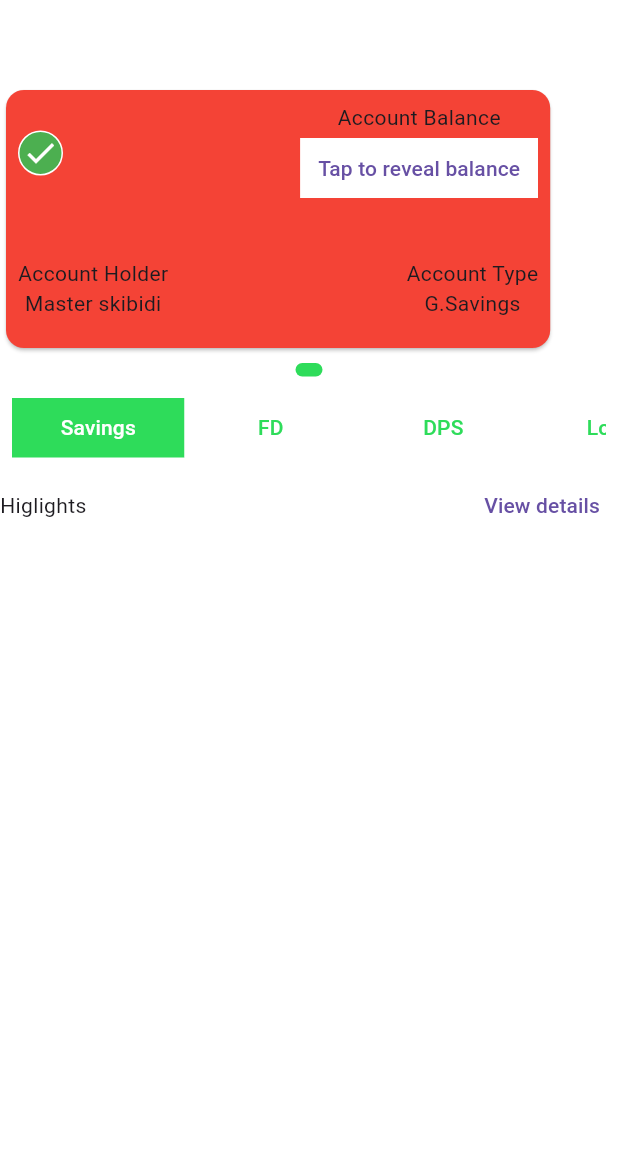
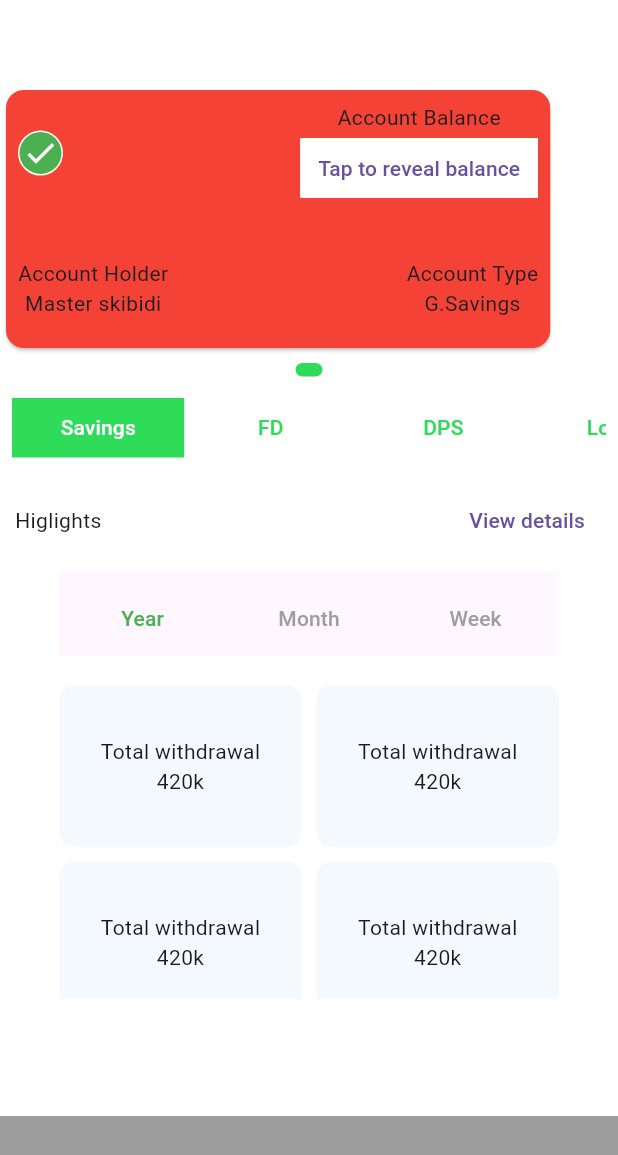
Before and after one commit to ridwan1178/rupali_bank_demo, a Flutter app: the Homepage screen opened by its route, on a phone screen of 412 x 824 dp. Shown: the top 1155 px of the screen. Run offline on Flutter 3.47's test engine with Material 3 defaults, Android fonts, the phone set to English and light mode, and no system bars; drawn by our look-alikes of dots_indicator; our stand-ins replace flutter_easyloading, go_router; generated files the repository leaves out were written again.

Commit message:
added static highlights, needs work on dynamic+ani

```diff
--- a/lib/core/configs/app_attribute_constants.dart
+++ b/lib/core/configs/app_attribute_constants.dart
@@ -2,5 +2,7 @@ class AppAttributeConstants {
   //constants
   static const String generalSavings = "GS";
   static const String fixedDeposit = "FD";
-  static const String common = "CM";
+  static const String cards = "CD";
+  static const String loan = "LN";
+  static const String dps = "DPS";
 }
--- /dev/null
+++ b/lib/homepage/highlights/general_savings_highlights.dart
@@ -0,0 +1,108 @@
+import 'package:flutter/material.dart';
+
+
+class GeneralSavingsHighlights extends StatelessWidget {
+  //final  List<dynamic> data;
+  const GeneralSavingsHighlights({super.key});
+
+  @override
+  Widget build(BuildContext context) {
+    return highlights();
+  }
+
+  Widget highlights() {
+    return Expanded(
+      child: SizedBox(
+        height: 305,
+        width: 333,
+        child: DefaultTabController(
+          length: 3,
+          child: Scaffold(
+            appBar: AppBar(
+              flexibleSpace: const Column(
+                mainAxisAlignment: MainAxisAlignment.end,
+                children: <Widget>[
+                  TabBar(
+                    labelColor: Colors.green,
+                    unselectedLabelColor: Colors.grey,
+                    // padding: EdgeInsets.all(4),
+                    dividerColor: Colors.transparent,
+                    indicatorColor: Colors.transparent,
+                    indicatorSize: null,
+                    tabs: [
+                      Tab(text: "Year"),
+                      Tab(text: "Month"),
+                      Tab(text: "Week"),
+                    ],
+                  )
+                ],
+              ),
+            ),
+            body: Padding(
+              padding: const EdgeInsets.symmetric(vertical: 20),
+              child: TabBarView(
+                children: [gridView(4), gridView(5), gridView(3)],
+              ),
+            ),
+          ),
+        ),
+      ),
+    );
+  }
+
+  Widget gridView(int count) {
+    List<Widget> items = [];
+    for (var i = 0; i < count; i++) {
+      items.add(Container(
+        height: 45,
+        width: 75,
+        decoration: BoxDecoration(
+          color: const Color.fromARGB(15, 46, 156, 220),
+          borderRadius: BorderRadius.circular(10),
+        ),
+        child: const Column(
+          mainAxisAlignment: MainAxisAlignment.center,
+          children: [Text("Total withdrawal"), Text("420k")],
+        ),
+      ));
+    }
+    return GridView.count(
+      childAspectRatio: 1.5, //1.81,
+      crossAxisCount: 2,
+      crossAxisSpacing: 10,
+      mainAxisSpacing: 10,
+      children: items
+        // Container(
+        //   height: 45,
+        //   width: 75,
+        //   decoration: BoxDecoration(
+        //     color: const Color.fromARGB(15, 46, 156, 220),
+        //     borderRadius: BorderRadius.circular(10),
+        //   ),
+        //   child: const Column(
+        //     mainAxisAlignment: MainAxisAlignment.center,
+        //     children: [Text("Total withdrawal"), Text("420k")],
+        //   ),
+        // ),
+        // SizedBox(
+        //   height: 45,
+        //   width: 90,
+        //   child: ColoredBox(color: Colors.blueGrey),
+        // ),
+        // Container(
+        //   height: 45,
+        //   width: 75,
+        //   color: Colors.blueGrey,
+        // ),
+        // Container(
+        //   color: Colors.blueGrey,
+        // ),
+        // Container(
+        //   height: 45,
+        //   width: 75,
+        //   color: Colors.blueGrey,
+        // )
+
+    );
+  }
+}
--- a/lib/homepage/presentation/homepage.dart
+++ b/lib/homepage/presentation/homepage.dart
@@ -4,6 +4,8 @@ import 'package:flutter/material.dart';
 import 'package:flutter/widgets.dart';
 import 'package:rupali_bank_demo/homepage/account_statement_options.dart';
 import 'package:rupali_bank_demo/homepage/card/card_body.dart';
+import 'package:rupali_bank_demo/homepage/highlights/cards_highlights.dart';
+import 'package:rupali_bank_demo/homepage/highlights/general_savings_highlights.dart';
 import 'package:rupali_bank_demo/homepage/presentation/account_details_page.dart';
 import 'package:rupali_bank_demo/providers/homepage_account_statement_provider.dart';
 import 'package:rupali_bank_demo/utils/basic_appbar.dart';
@@ -66,6 +68,9 @@ class _HomepageState extends State<Homepage> {
     return SafeArea(
       child: Scaffold(
         appBar: const BasicAppbar(hideBackButton: true),
+        bottomNavigationBar: const BottomAppBar(
+          color: Colors.grey,
+        ),
         body: Column(
           children: [
             _cards(
@@ -75,17 +80,29 @@ class _HomepageState extends State<Homepage> {
             _dotsForCards(context,
                 context.watch<HomepageAccountStatementProvider>().cards.length),
             const AccountStatementOptions(),
-            Row(
+            Padding(
+              padding: const EdgeInsets.all(10.0),
+              child: Row(
                 children: [
-                Text("Higlights"),
-                Spacer(),
+                  const Text("Higlights"),
+                  const Spacer(),
                   TextButton(
                       onPressed: () {
                         context.goNamed(AccountDetailsPage.namedRoute);
                       },
-                    child: Text("View details"))
+                      child: const Text("View details"))
                 ],
-            )
+              ),
+            ),
+           // GeneralSavingsHighlights(),
+           Flexible(child: context.watch<HomepageAccountStatementProvider>().highlights)
+            //highlights()
+            // Expanded(
+            //   child: SizedBox(
+            //     height: 305,
+            //     width: 333,
+            //     child:  gridView()),
+            // )
           ],
         ),
       ),
@@ -129,4 +146,91 @@ class _HomepageState extends State<Homepage> {
       return const SizedBox();
     }
   }
+
+  Widget highlights() {
+    return Expanded(
+      child: SizedBox(
+        height: 305,
+        width: 333,
+        child: DefaultTabController(
+          length: 3,
+          child: Scaffold(
+            appBar: AppBar(
+              flexibleSpace:
+                 const Column(
+                  mainAxisAlignment: MainAxisAlignment.end,
+                  children: <Widget>[
+                    TabBar(
+                      labelColor: Colors.green,
+                      unselectedLabelColor: Colors.grey,
+                     // padding: EdgeInsets.all(4),
+                      dividerColor: Colors.transparent,
+                      indicatorColor: Colors.transparent,
+                      indicatorSize: null,
+                      tabs: [
+                        Tab(text: "Year"),
+                        Tab(text: "Month"),
+                        Tab(text: "Week"),
+                      ],
+                    )
+                  ],
+                ),
+
+            ),
+            body: Padding(
+              padding: const EdgeInsets.symmetric(vertical: 20),
+              child: TabBarView(
+                children: [gridView(), gridView(), gridView()],
+              ),
+            ),
+          ),
+        ),
+      ),
+    );
+
   }
+
+  Widget gridView() {
+    return GridView.count(
+      childAspectRatio: 1.5,//1.81,
+      crossAxisCount: 2,
+      crossAxisSpacing: 10,
+      mainAxisSpacing: 10,
+      children: [
+        Container(
+          height: 45,
+          width: 75,
+          decoration: BoxDecoration(
+            color: const Color.fromARGB(15, 46, 156, 220),
+            borderRadius: BorderRadius.circular(10),
+          ),
+          child:const  Column(
+            mainAxisAlignment: MainAxisAlignment.center,
+            children: [
+              Text("Total withdrawal"),
+              Text("420k")
+            ],
+          ),
+        ),
+        SizedBox(
+          height: 45,
+          width: 90,
+          child: ColoredBox(color: Colors.blueGrey),
+        ),
+        Container(
+          height: 45,
+          width: 75,
+          color: Colors.blueGrey,
+        ),
+        Container(
+          color: Colors.blueGrey,
+        ),
+        Container(
+          height: 45,
+          width: 75,
+          color: Colors.blueGrey,
+        )
+      ],
+    );
+  }
+}
```
Also changed, not shown: lib/homepage/highlights/abstract_highlights.dart (added, +15 -0 lines), lib/homepage/highlights/cards_highlights.dart (added, +116 -0 lines), lib/homepage/highlights/dps_highlights.dart (added, +110 -0 lines), lib/homepage/highlights/fixed_deposit_highlights.dart (added, +77 -0 lines), lib/homepage/highlights/loans_highlights.dart (added, +110 -0 lines), lib/homepage/selectable_options.dart/abstract_options.dart (added, +33 -0 lines), lib/homepage/selectable_options.dart/general_savings_option.dart (added, +33 -0 lines), lib/providers/homepage_account_statement_provider.dart (+17 -3 lines). Lines whose indentation alone changed are shown as unchanged.
